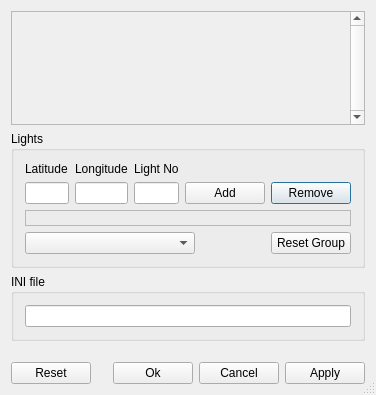
Above: ldvlib/LDVQt/LDVExportOptionPanel.ui from trevorsandy/lpub3d-ci before the change. Below: the same form after it.
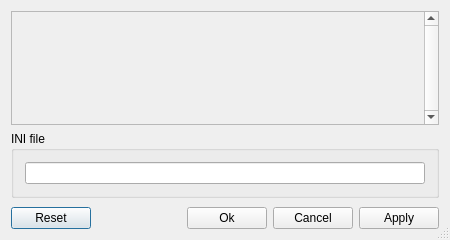
That is the form after the change. Icons and pictures are not drawn.

```diff
--- a/ldvlib/LDVQt/LDVExportOptionPanel.ui
+++ b/ldvlib/LDVQt/LDVExportOptionPanel.ui
@@ -7,8 +7,8 @@
    <rect>
     <x>0</x>
     <y>0</y>
-    <width>376</width>
-    <height>395</height>
+    <width>450</width>
+    <height>240</height>
    </rect>
   </property>
   <property name="sizePolicy">
@@ -27,7 +27,7 @@
   <property name="sizeGripEnabled">
    <bool>true</bool>
   </property>
-  <layout class="QVBoxLayout" name="verticalLayout_2">
+  <layout class="QVBoxLayout" name="verticalLayout">
    <item>
     <widget class="QScrollArea" name="scrollArea">
      <property name="sizePolicy">
@@ -47,161 +47,6 @@
      </property>
     </widget>
    </item>
-   <item>
-    <widget class="QGroupBox" name="povLightingGrpBox">
-     <property name="sizePolicy">
-      <sizepolicy hsizetype="Preferred" vsizetype="Preferred">
-       <horstretch>0</horstretch>
-       <verstretch>0</verstretch>
-      </sizepolicy>
-     </property>
-     <property name="minimumSize">
-      <size>
-       <width>0</width>
-       <height>0</height>
-      </size>
-     </property>
-     <property name="baseSize">
-      <size>
-       <width>0</width>
-       <height>0</height>
-      </size>
-     </property>
-     <property name="title">
-      <string>Lights</string>
-     </property>
-     <layout class="QVBoxLayout" name="verticalLayout_3">
-      <item>
-       <layout class="QGridLayout" name="gridLayout">
-        <item row="1" column="1">
-         <widget class="QLineEdit" name="povLightLongitudeLnEdit">
-          <property name="toolTip">
-           <string>Enter the light's longitude coordinate.</string>
-          </property>
-         </widget>
-        </item>
-        <item row="0" column="0">
-         <widget class="QLabel" name="label_13">
-          <property name="text">
-           <string>Latitude</string>
-          </property>
-         </widget>
-        </item>
-        <item row="0" column="1">
-         <widget class="QLabel" name="label_14">
-          <property name="text">
-           <string>Longitude</string>
-          </property>
-         </widget>
-        </item>
-        <item row="1" column="0">
-         <widget class="QLineEdit" name="povLightLatitudeLnEdit">
-          <property name="toolTip">
-           <string>Enter the light's latitude coordinate.</string>
-          </property>
-         </widget>
-        </item>
-        <item row="1" column="4">
-         <widget class="QPushButton" name="povRemoveLightBtn">
-          <property name="toolTip">
-           <string>Remove the current light entry</string>
-          </property>
-          <property name="text">
-           <string>Remove</string>
-          </property>
-         </widget>
-        </item>
-        <item row="1" column="2">
-         <widget class="QLineEdit" name="povLightNumLnEdit">
-          <property name="autoFillBackground">
-           <bool>false</bool>
-          </property>
-          <property name="readOnly">
-           <bool>false</bool>
-          </property>
-         </widget>
-        </item>
-        <item row="0" column="2">
-         <widget class="QLabel" name="label_12">
-          <property name="text">
-           <string>Light No</string>
-          </property>
-         </widget>
-        </item>
-        <item row="1" column="3">
-         <widget class="QPushButton" name="povAddLightBtn">
-          <property name="toolTip">
-           <string>Enter new latitude and longitude values and add a light entry.</string>
-          </property>
-          <property name="text">
-           <string>Add</string>
-          </property>
-         </widget>
-        </item>
-       </layout>
-      </item>
-      <item>
-       <widget class="QLabel" name="label">
-        <property name="frameShape">
-         <enum>QFrame::StyledPanel</enum>
-        </property>
-        <property name="text">
-         <string/>
-        </property>
-       </widget>
-      </item>
-      <item>
-       <layout class="QHBoxLayout" name="horizontalLayout">
-        <item>
-         <widget class="QComboBox" name="povLightsCombo">
-          <property name="sizePolicy">
-           <sizepolicy hsizetype="Fixed" vsizetype="Fixed">
-            <horstretch>0</horstretch>
-            <verstretch>0</verstretch>
-           </sizepolicy>
-          </property>
-          <property name="minimumSize">
-           <size>
-            <width>170</width>
-            <height>0</height>
-           </size>
-          </property>
-          <property name="toolTip">
-           <string>View and select light entries</string>
-          </property>
-         </widget>
-        </item>
-        <item>
-         <spacer name="horizontalSpacer">
-          <property name="orientation">
-           <enum>Qt::Horizontal</enum>
-          </property>
-          <property name="sizeType">
-           <enum>QSizePolicy::Expanding</enum>
-          </property>
-          <property name="sizeHint" stdset="0">
-           <size>
-            <width>10</width>
-            <height>20</height>
-           </size>
-          </property>
-         </spacer>
-        </item>
-        <item>
-         <widget class="QPushButton" name="povLightingGrpResetBtn">
-          <property name="toolTip">
-           <string>Reset the Lighting group to its default settings.</string>
-          </property>
-          <property name="text">
-           <string>Reset Group</string>
-          </property>
-         </widget>
-        </item>
-       </layout>
-      </item>
-     </layout>
-    </widget>
-   </item>
    <item>
     <widget class="QGroupBox" name="iniBox">
      <property name="sizePolicy">
@@ -219,7 +64,7 @@
      <property name="title">
       <string>INI file</string>
      </property>
-     <layout class="QVBoxLayout" name="verticalLayout">
+     <layout class="QHBoxLayout" name="horizontalLayout">
       <item>
        <widget class="QLineEdit" name="iniFileEdit"/>
       </item>
@@ -237,7 +82,7 @@
      <property name="sizeHint" stdset="0">
       <size>
        <width>20</width>
-       <height>40</height>
+       <height>20</height>
       </size>
      </property>
     </spacer>
```
Left out of the diff: 7 changed lines with no effect on the pictures.
